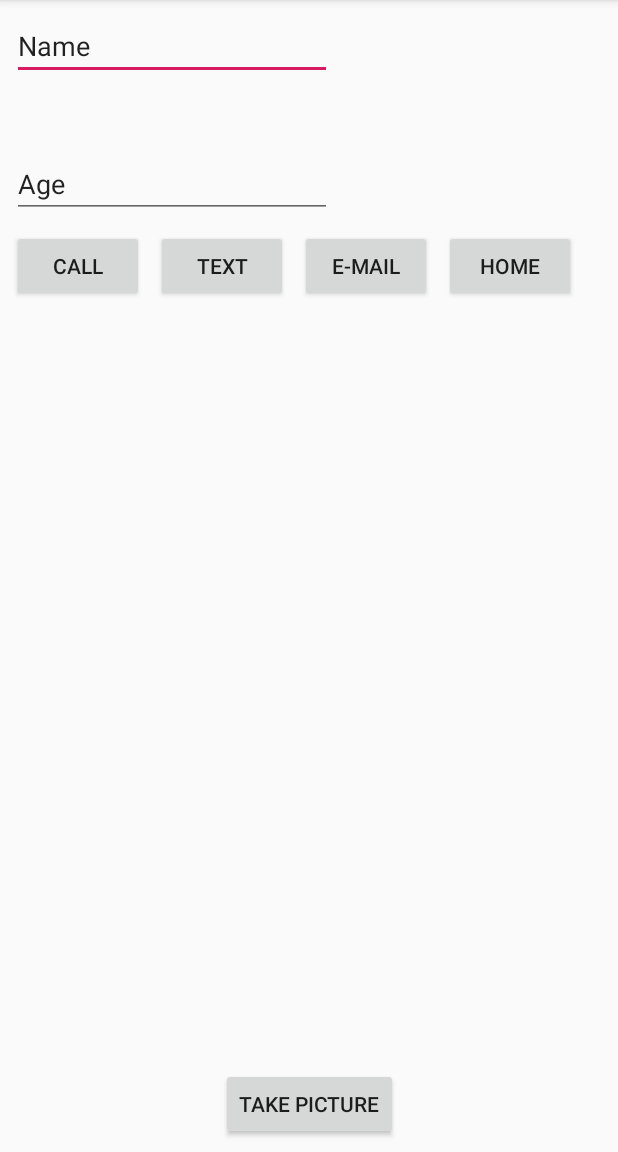
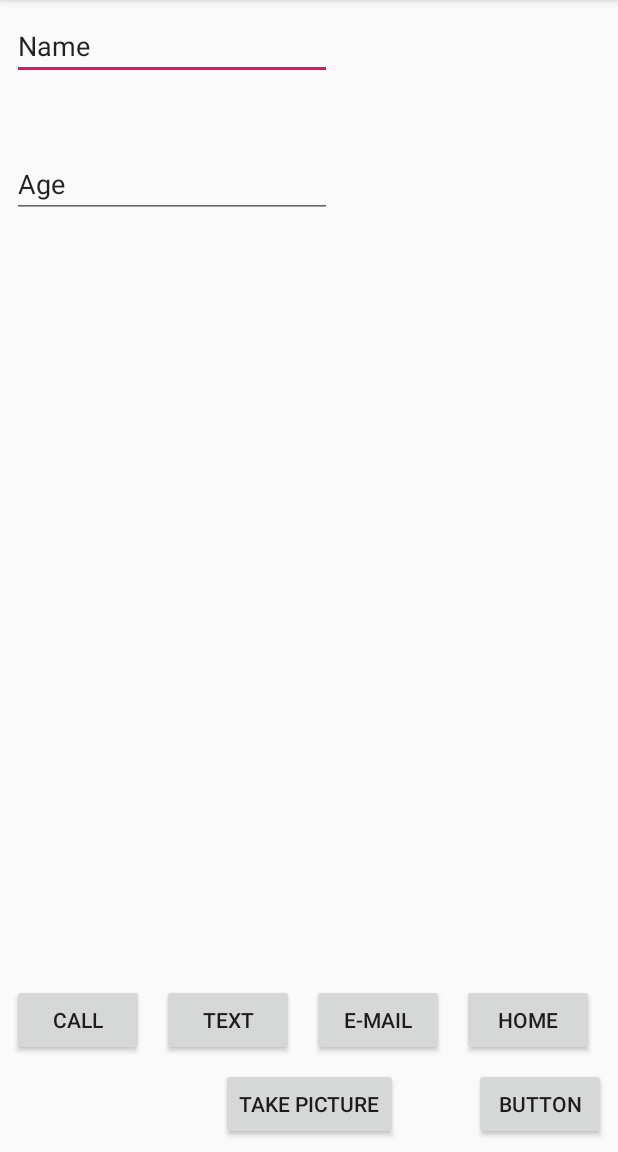
Before and after one commit to DanielSaaby/MyFriendList2, an Android app: the DetailActivity screen opened directly, with no data from a screen before it, on a phone screen of 412 x 824 dp, the part 84-1236 px from its top. Run offline under Robolectric (Android 15) with nearby library versions, the phone set to English and light mode, and no system bars; pictures from the network do not load; 4 statements that could not run were skipped.

```diff
--- a/app/src/main/java/com/example/myfriendlist/Model/Friend.java
+++ b/app/src/main/java/com/example/myfriendlist/Model/Friend.java
@@ -18,8 +18,8 @@ public class Friend implements Serializable {
 
 
 
-    public Friend(int id, String name, String address, double latitude, double longitude, int phoneNumber, String eMail, String webSite, String birthday, String imgPath) {
-        Id = id;
+    public Friend(String name, String address, double latitude, double longitude, int phoneNumber, String eMail, String webSite, String birthday, String imgPath) {
+
         Name = name;
         Address = address;
         Latitude = latitude;
--- a/app/src/main/res/layout/detail_activity.xml
+++ b/app/src/main/res/layout/detail_activity.xml
@@ -59,40 +59,40 @@
         android:layout_width="wrap_content"
         android:layout_height="wrap_content"
         android:layout_marginStart="8dp"
-        android:layout_marginTop="8dp"
+        android:layout_marginBottom="8dp"
         android:text="Call"
-        app:layout_constraintStart_toStartOf="parent"
-        app:layout_constraintTop_toBottomOf="@+id/editAge" />
+        app:layout_constraintBottom_toTopOf="@+id/enterCameraBtn"
+        app:layout_constraintStart_toStartOf="parent" />
 
     <Button
         android:id="@+id/textBtn"
         android:layout_width="wrap_content"
         android:layout_height="wrap_content"
-        android:layout_marginStart="8dp"
-        android:layout_marginTop="8dp"
+        android:layout_marginStart="12dp"
+        android:layout_marginBottom="8dp"
         android:text="Text"
-        app:layout_constraintStart_toEndOf="@+id/callBtn"
-        app:layout_constraintTop_toBottomOf="@+id/editAge" />
+        app:layout_constraintBottom_toTopOf="@+id/enterCameraBtn"
+        app:layout_constraintStart_toEndOf="@+id/callBtn" />
 
     <Button
         android:id="@+id/emailBtn"
         android:layout_width="wrap_content"
         android:layout_height="wrap_content"
-        android:layout_marginStart="8dp"
-        android:layout_marginTop="8dp"
+        android:layout_marginStart="12dp"
+        android:layout_marginBottom="8dp"
         android:text="E-mail"
-        app:layout_constraintStart_toEndOf="@+id/textBtn"
-        app:layout_constraintTop_toBottomOf="@+id/editAge" />
+        app:layout_constraintBottom_toTopOf="@+id/enterCameraBtn"
+        app:layout_constraintStart_toEndOf="@+id/textBtn" />
 
     <Button
         android:id="@+id/homeBtn"
         android:layout_width="wrap_content"
         android:layout_height="wrap_content"
-        android:layout_marginStart="8dp"
-        android:layout_marginTop="8dp"
+        android:layout_marginStart="12dp"
+        android:layout_marginBottom="8dp"
         android:text="Home"
-        app:layout_constraintStart_toEndOf="@+id/emailBtn"
-        app:layout_constraintTop_toBottomOf="@+id/editAge" />
+        app:layout_constraintBottom_toTopOf="@+id/enterCameraBtn"
+        app:layout_constraintStart_toEndOf="@+id/emailBtn" />
 
     <TextView
         android:id="@+id/txtDistance"
@@ -104,4 +104,14 @@
         app:layout_constraintStart_toStartOf="parent"
         tools:layout_editor_absoluteY="384dp" />
 
+    <Button
+        android:id="@+id/button"
+        android:layout_width="wrap_content"
+        android:layout_height="wrap_content"
+        android:layout_marginEnd="8dp"
+        android:layout_marginBottom="8dp"
+        android:text="Button"
+        app:layout_constraintBottom_toBottomOf="parent"
+        app:layout_constraintEnd_toEndOf="parent" />
+
 </android.support.constraint.ConstraintLayout>
```
Also changed, not shown: app/src/main/java/com/example/myfriendlist/Model/ListOfFriends.java (+13 -13 lines), app/src/main/java/com/example/myfriendlist/SQLiteImpl.java (+6 -7 lines).
